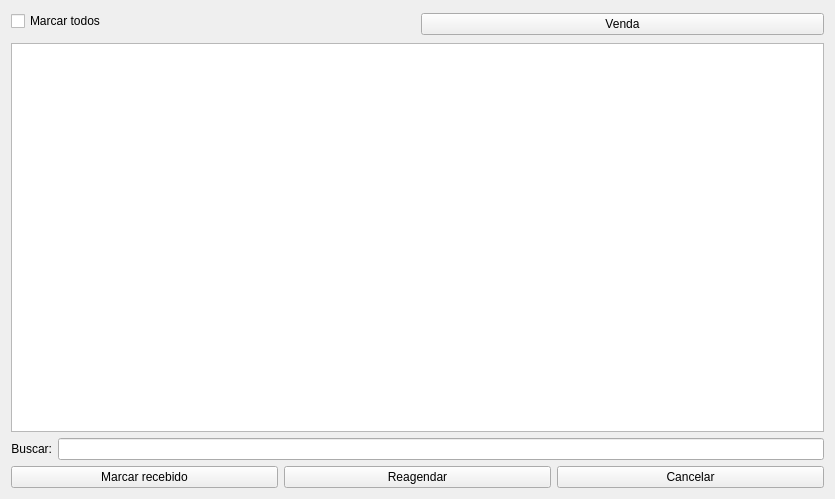
Old version of the form ui/widgetlogisticarecebimento.ui in the repository darktorres/ERP-STACCATO.
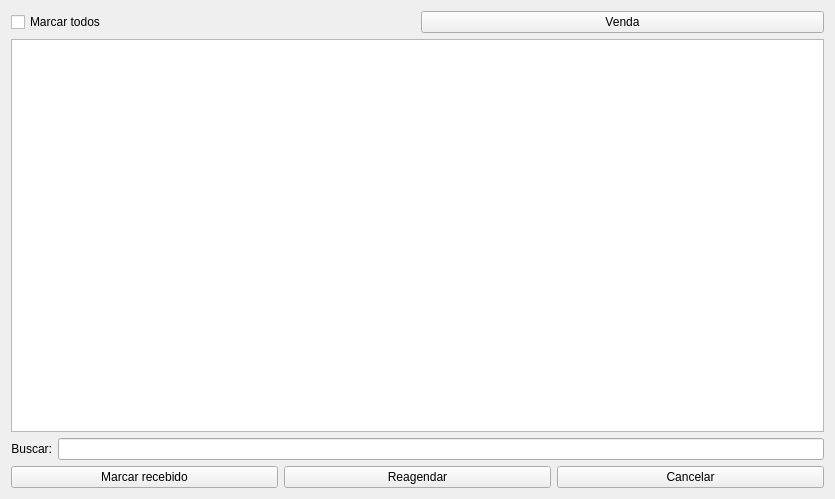
New version of the form. Custom widgets are drawn as their Qt base class.

The edit to the form file:
```diff
--- a/ui/widgetlogisticarecebimento.ui
+++ b/ui/widgetlogisticarecebimento.ui
@@ -13,8 +13,6 @@
   <property name="windowTitle">
    <string>Form</string>
   </property>
-  <layout class="QGridLayout" name="gridLayout_4">
-   <item row="0" column="0">
     <layout class="QGridLayout" name="gridLayout_3">
      <item row="0" column="0">
       <widget class="QCheckBox" name="checkBoxMarcarTodos">
@@ -23,16 +21,14 @@
        </property>
       </widget>
      </item>
-     <item row="0" column="1" rowspan="2">
+   <item row="0" column="1">
       <widget class="QPushButton" name="pushButtonVenda">
        <property name="text">
         <string>Venda</string>
        </property>
       </widget>
      </item>
-    </layout>
-   </item>
-   <item row="1" column="0">
+   <item row="1" column="0" colspan="2">
     <widget class="TableView" name="table">
      <property name="mouseTracking">
       <bool>true</bool>
@@ -60,7 +56,7 @@
      </attribute>
     </widget>
    </item>
-   <item row="2" column="0">
+   <item row="2" column="0" colspan="2">
     <layout class="QGridLayout" name="gridLayout_2">
      <item row="0" column="0">
       <widget class="QLabel" name="labelPedidosCompra_8">
@@ -84,7 +80,7 @@
      </item>
     </layout>
    </item>
-   <item row="3" column="0">
+   <item row="3" column="0" colspan="2">
     <layout class="QGridLayout" name="gridLayout">
      <item row="0" column="0">
       <widget class="QPushButton" name="pushButtonMarcarRecebido">
```
Lines whose indentation alone changed are shown as unchanged.
